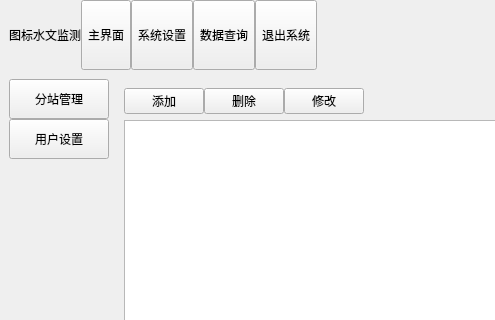
Qt form SWJC_Test/mainWidget.ui (wangxg2github/test) before a commit; both pictures show x 0 to 495 and y 0 to 320 of the 786 by 481 pixel window.
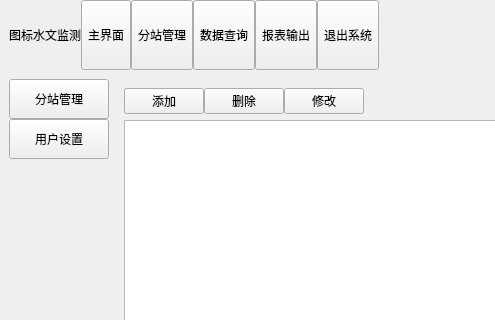
The same form after that commit. The open tabs and pages were chosen to show the change. Icons and pictures are not drawn.

Commit message: 分站管理

```diff
--- a/SWJC_Test/mainWidget.ui
+++ b/SWJC_Test/mainWidget.ui
@@ -126,7 +126,7 @@
             </size>
            </property>
            <property name="text">
-            <string>系统设置</string>
+            <string>分站管理</string>
            </property>
            <property name="icon">
             <iconset resource="image.qrc">
@@ -157,6 +157,26 @@
            </property>
           </widget>
          </item>
+         <item>
+          <widget class="QToolButton" name="toolBtn_reportForms">
+           <property name="sizePolicy">
+            <sizepolicy hsizetype="Fixed" vsizetype="Expanding">
+             <horstretch>0</horstretch>
+             <verstretch>0</verstretch>
+            </sizepolicy>
+           </property>
+           <property name="text">
+            <string>报表输出</string>
+           </property>
+           <property name="icon">
+            <iconset resource="image.qrc">
+             <normaloff>:/resource/image/main_help.png</normaloff>:/resource/image/main_help.png</iconset>
+           </property>
+           <property name="toolButtonStyle">
+            <enum>Qt::ToolButtonTextUnderIcon</enum>
+           </property>
+          </widget>
+         </item>
          <item>
           <widget class="QToolButton" name="toolBtn_Exit">
            <property name="sizePolicy">
```
Left out of the diff: 2 changed lines with no effect on the pictures. The commit also changes 5 other files.
